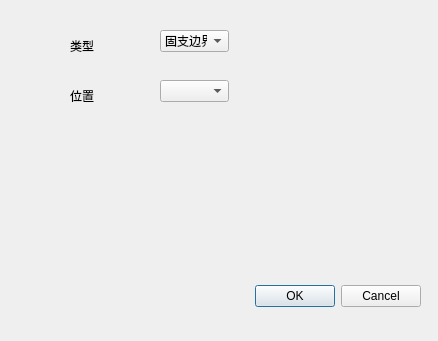
The window that addboudingstr.ui (onism/GTea) describes before a commit, drawn with Qt 5.
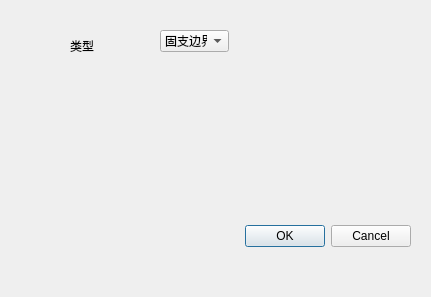
The same window after the commit. Icons and pictures are not drawn.

```diff
--- a/addboudingstr.ui
+++ b/addboudingstr.ui
@@ -6,8 +6,8 @@
    <rect>
     <x>0</x>
     <y>0</y>
-    <width>438</width>
-    <height>341</height>
+    <width>431</width>
+    <height>297</height>
    </rect>
   </property>
   <property name="windowTitle">
@@ -16,8 +16,8 @@
   <widget class="QDialogButtonBox" name="buttonBox">
    <property name="geometry">
     <rect>
-     <x>80</x>
-     <y>280</y>
+     <x>70</x>
+     <y>220</y>
      <width>341</width>
      <height>32</height>
     </rect>
@@ -42,19 +42,6 @@
     <string>类型</string>
    </property>
   </widget>
-  <widget class="QLabel" name="label_2">
-   <property name="geometry">
-    <rect>
-     <x>70</x>
-     <y>90</y>
-     <width>54</width>
-     <height>12</height>
-    </rect>
-   </property>
-   <property name="text">
-    <string>位置</string>
-   </property>
-  </widget>
   <widget class="QComboBox" name="comboBox">
    <property name="geometry">
     <rect>
@@ -93,21 +80,11 @@
     </property>
    </item>
   </widget>
-  <widget class="QComboBox" name="comboBox_2">
-   <property name="geometry">
-    <rect>
-     <x>160</x>
-     <y>80</y>
-     <width>69</width>
-     <height>22</height>
-    </rect>
-   </property>
-  </widget>
   <widget class="QStackedWidget" name="stackedWidget">
    <property name="geometry">
     <rect>
-     <x>70</x>
-     <y>120</y>
+     <x>60</x>
+     <y>70</y>
      <width>321</width>
      <height>131</height>
     </rect>
```
